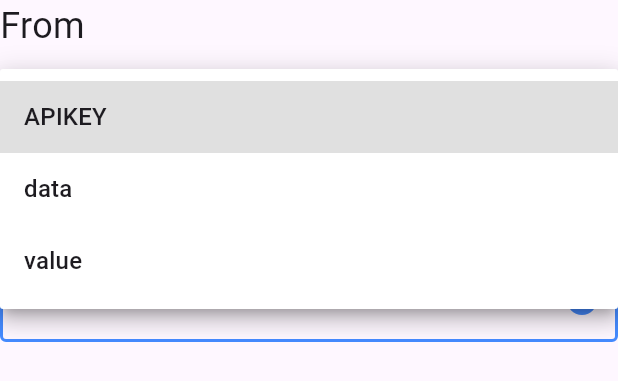
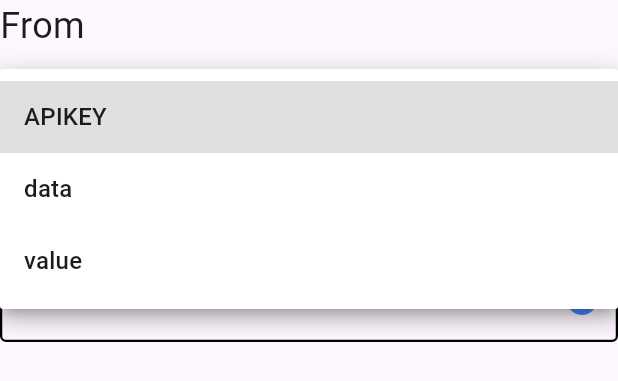
Before and after one commit to abdymazhittoretay/currency_converter, a Flutter app: the DropdownMenus widget shown alone on an empty page, opened directly with empty values, after a tap on the "arrow drop down circle" icon, on a phone screen of 412 x 824 dp. Shown: the top 381 px of the screen. Run offline on Flutter 3.47's test engine with Material 3 defaults, Android fonts, the phone set to English and light mode, and no system bars; our stand-ins replace flutter_dotenv.

Commit message:
styled and setted the max height of dropdown_menus

```diff
--- a/lib/pages/home_page.dart
+++ b/lib/pages/home_page.dart
@@ -36,7 +36,7 @@ class _HomePageState extends State<HomePage> {
 
   @override
   void initState() {
-    _getCurrency();
+    // _getCurrency();
 
     super.initState();
   }
--- a/lib/widgets/dropdown_menus.dart
+++ b/lib/widgets/dropdown_menus.dart
@@ -24,21 +24,35 @@ class DropdownMenus extends StatelessWidget {
         Text("From", style: TextStyle(fontSize: 24.0)),
         SizedBox(height: 12.0),
         DropdownButtonFormField(
+          menuMaxHeight: 350,
           decoration: InputDecoration(
             border: OutlineInputBorder(
-              borderSide: BorderSide(color: Colors.blueAccent, width: 2.0),
+              borderSide: BorderSide(color: Colors.black, width: 1.5),
             ),
             enabledBorder: OutlineInputBorder(
-              borderSide: BorderSide(color: Colors.blueAccent, width: 2.0),
+              borderSide: BorderSide(color: Colors.black, width: 1.5),
             ),
             focusedBorder: OutlineInputBorder(
-              borderSide: BorderSide(color: Colors.blueAccent, width: 2.0),
+              borderSide: BorderSide(color: Colors.black, width: 1.5),
             ),
           ),
           value: selectedFromValue,
           items:
               currencies.keys
-                  .map((key) => DropdownMenuItem(value: key, child: Text(key)))
+                  .map(
+                    (key) => DropdownMenuItem(
+                      value: key,
+                      child: Text(
+                        key,
+                        style: TextStyle(
+                          color:
+                              selectedFromValue == key
+                                  ? Colors.blueAccent
+                                  : null,
+                        ),
+                      ),
+                    ),
+                  )
                   .toList(),
           onChanged: onChangedFrom,
           dropdownColor: Colors.white,
@@ -48,21 +62,33 @@ class DropdownMenus extends StatelessWidget {
         Text("To", style: TextStyle(fontSize: 24.0)),
         SizedBox(height: 12.0),
         DropdownButtonFormField(
+          menuMaxHeight: 350,
           decoration: InputDecoration(
             border: OutlineInputBorder(
-              borderSide: BorderSide(color: Colors.blueAccent, width: 2.0),
+              borderSide: BorderSide(color: Colors.black, width: 1.5),
             ),
             enabledBorder: OutlineInputBorder(
-              borderSide: BorderSide(color: Colors.blueAccent, width: 2.0),
+              borderSide: BorderSide(color: Colors.black, width: 1.5),
             ),
             focusedBorder: OutlineInputBorder(
-              borderSide: BorderSide(color: Colors.blueAccent, width: 2.0),
+              borderSide: BorderSide(color: Colors.black, width: 1.5),
             ),
           ),
           value: selectedToValue,
           items:
               currencies.keys
-                  .map((key) => DropdownMenuItem(value: key, child: Text(key)))
+                  .map(
+                    (key) => DropdownMenuItem(
+                      value: key,
+                      child: Text(
+                        key,
+                        style: TextStyle(
+                          color:
+                              selectedToValue == key ? Colors.blueAccent : null,
+                        ),
+                      ),
+                    ),
+                  )
                   .toList(),
           onChanged: onChangedTo,
           dropdownColor: Colors.white,
```
